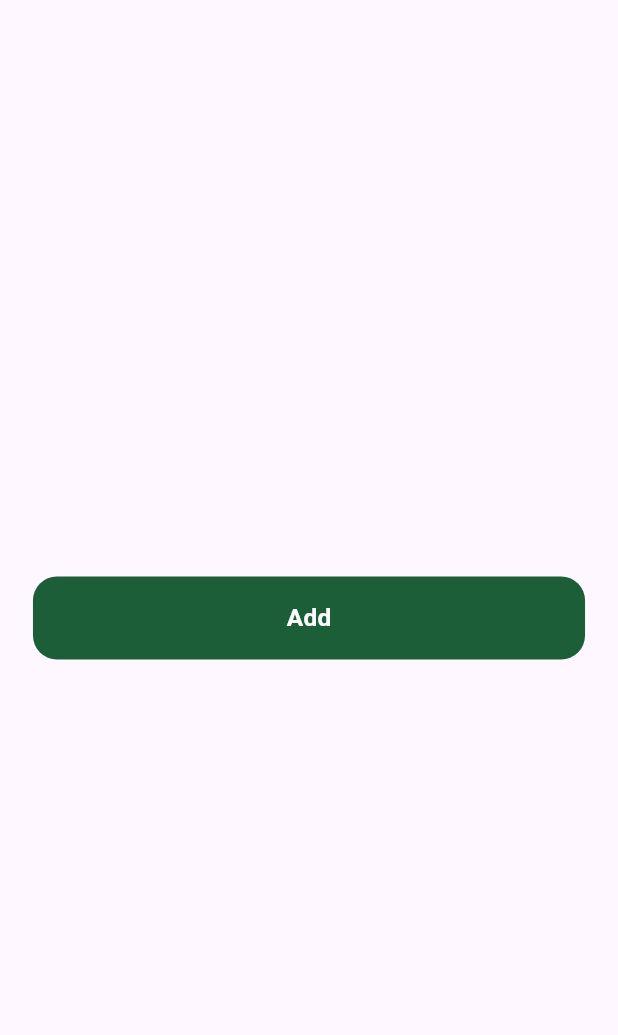
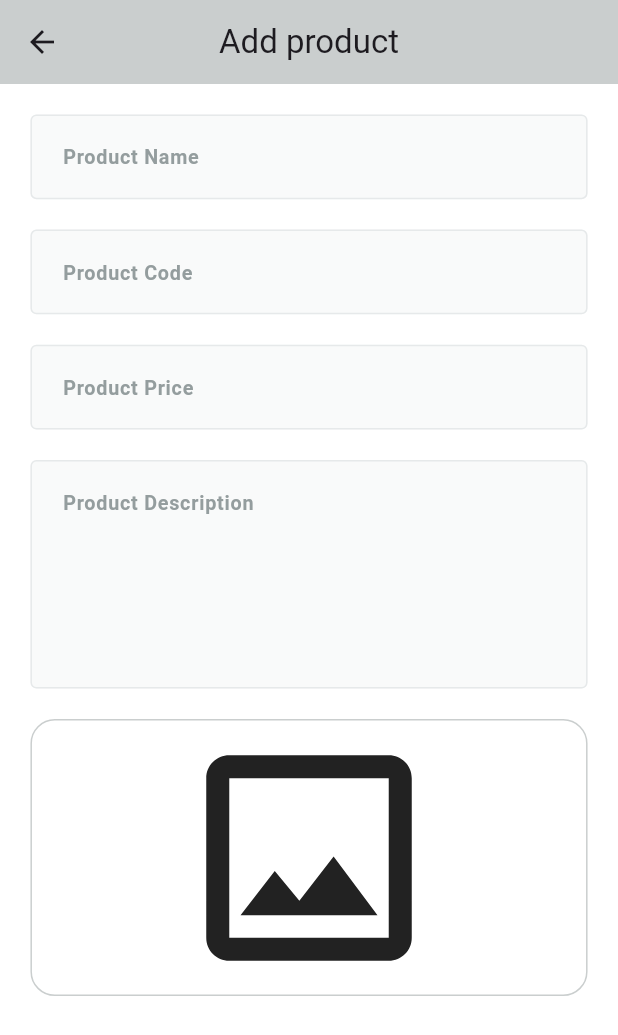
Before and after one commit to AmeenZullaq/fruits_dashboard, a Flutter app: the screen it shows after launch, after a tap on "Add", on a phone screen of 412 x 824 dp. Shown: the top 1035 px of the screen. Run offline on Flutter 3.47's test engine with Material 3 defaults, Android fonts, the phone set to English and light mode, and no system bars; drawn by our look-alikes of skeletonizer; our stand-ins replace firebase_core, flutter_screenutil, image_picker; accounts and stored records are empty.

Commit message:
create add product view

```diff
--- a/lib/core/helper_function/on_generate_route.dart
+++ b/lib/core/helper_function/on_generate_route.dart
@@ -1,6 +1,7 @@
 import 'package:flutter/material.dart';
 import 'package:fruits_dashboard/core/utils/app_routes.dart';
-import 'package:fruits_dashboard/features/dashboard/views/dash_board_view.dart';
+import 'package:fruits_dashboard/features/dashboard/views/add_product.dart';
+import 'package:fruits_dashboard/features/dashboard/views/dashboard_view.dart';
 
 Route<dynamic>? onGenerateRoute(RouteSettings settings) {
   switch (settings.name) {
@@ -8,7 +9,10 @@ Route<dynamic>? onGenerateRoute(RouteSettings settings) {
       return MaterialPageRoute(
         builder: (context) => const DashboardView(),
       );
-
+    case AppRoutes.addProductView:
+      return MaterialPageRoute(
+        builder: (context) => const AddProductView(),
+      );
     default:
       return MaterialPageRoute(
         builder: (context) => const Scaffold(),
--- /dev/null
+++ b/lib/core/helper_function/pick_image.dart
@@ -0,0 +1,11 @@
+import 'dart:io';
+import 'package:image_picker/image_picker.dart';
+
+Future<File?> pickImage() async {
+  ImagePicker picker = ImagePicker();
+  XFile? pickedImage = await picker.pickImage(source: ImageSource.gallery);
+  if (pickedImage != null) {
+    return File(pickedImage.path);
+  }
+  return null;
+}
--- a/lib/core/utils/app_routes.dart
+++ b/lib/core/utils/app_routes.dart
@@ -1,3 +1,4 @@
 abstract class AppRoutes {
   static const dashboardView = 'dashboardView';
+  static const addProductView = 'addProductView';
 }
--- /dev/null
+++ b/lib/core/widgets/custom_text_form_field.dart
@@ -0,0 +1,87 @@
+import 'package:flutter/material.dart';
+import 'package:flutter_screenutil/flutter_screenutil.dart';
+import 'package:fruits_dashboard/core/utils/app__text_styles.dart';
+import 'package:fruits_dashboard/core/utils/app_colors.dart';
+
+class CustomTextFormField extends StatelessWidget {
+  const CustomTextFormField({
+    super.key,
+    required this.hintText,
+    this.suffixIcon,
+    this.keyboardType,
+    required this.controller,
+    this.validator,
+    this.obscureText = false,
+    this.contentPadding,
+    this.fillColor,
+    this.prefixIcon,
+    this.widthBorderSide,
+    this.focusNode,
+    this.maxLines = 1,
+  });
+  final String hintText;
+  final Widget? suffixIcon;
+  final TextInputType? keyboardType;
+  final TextEditingController controller;
+  final String? Function(String?)? validator;
+  final bool? obscureText;
+  final EdgeInsetsGeometry? contentPadding;
+  final Color? fillColor;
+  final Widget? prefixIcon;
+  final double? widthBorderSide;
+  final FocusNode? focusNode;
+  final int? maxLines;
+
+  @override
+  Widget build(BuildContext context) {
+    return TextFormField(
+      focusNode: focusNode,
+      obscureText: obscureText!,
+      validator: validator,
+      controller: controller,
+      keyboardType: keyboardType,
+      maxLines: maxLines,
+      cursorColor: AppColors.gray400,
+      decoration: InputDecoration(
+        prefixIcon: prefixIcon,
+        suffixIcon: suffixIcon,
+        enabledBorder: getBorder(),
+        focusedBorder: getBorder(),
+        disabledBorder: getBorder(),
+        errorBorder: getBorder(errColor: Colors.red),
+        focusedErrorBorder: getBorder(errColor: Colors.red),
+        fillColor: fillColor ?? const Color(0xffF9FAFA),
+        filled: true,
+        hintText: hintText,
+        contentPadding: contentPadding ??
+            EdgeInsetsDirectional.only(
+              bottom: 16.h,
+              top: 16.h,
+              start: 16.w,
+              end: 32.w,
+            ),
+        hintStyle: AppTextStyles.bold13.copyWith(
+          color: AppColors.gray400,
+        ),
+        prefixIconConstraints: BoxConstraints(
+          minHeight: 20.h,
+          minWidth: 20.w,
+        ),
+        suffixIconConstraints: BoxConstraints(
+          minHeight: 20.h,
+          minWidth: 20.w,
+        ),
+      ),
+    );
+  }
+
+  OutlineInputBorder getBorder({Color? errColor}) {
+    return OutlineInputBorder(
+      borderRadius: BorderRadius.circular(4),
+      borderSide: BorderSide(
+        width: widthBorderSide ?? 1,
+        color: errColor ?? const Color(0xffE6E9EA),
+      ),
+    );
+  }
+}
--- /dev/null
+++ b/lib/features/dashboard/views/add_product.dart
@@ -0,0 +1,74 @@
+import 'package:flutter/material.dart';
+import 'package:flutter_screenutil/flutter_screenutil.dart';
+import 'package:fruits_dashboard/core/widgets/custom_text_form_field.dart';
+import 'package:fruits_dashboard/features/dashboard/views/widgets/image_field.dart';
+
+class AddProductView extends StatefulWidget {
+  const AddProductView({super.key});
+
+  @override
+  State<AddProductView> createState() => _AddProductViewState();
+}
+
+class _AddProductViewState extends State<AddProductView> {
+  GlobalKey<FormState> formKey = GlobalKey<FormState>();
+  AutovalidateMode autovalidateMode = AutovalidateMode.disabled;
+  @override
+  Widget build(BuildContext context) {
+    return Scaffold(
+      appBar: AppBar(
+        centerTitle: true,
+        title: const Text('Add product'),
+      ),
+      body: SafeArea(
+        child: SingleChildScrollView(
+          child: Form(
+              key: formKey,
+              child: Padding(
+                padding: EdgeInsets.all(20.r),
+                child: Column(
+                  children: [
+                    CustomTextFormField(
+                      hintText: 'Product Name',
+                      keyboardType: TextInputType.text,
+                      controller: TextEditingController(),
+                    ),
+                    SizedBox(
+                      height: 20.h,
+                    ),
+                    CustomTextFormField(
+                      hintText: 'Product Code',
+                      keyboardType: TextInputType.number,
+                      controller: TextEditingController(),
+                    ),
+                    SizedBox(
+                      height: 20.h,
+                    ),
+                    CustomTextFormField(
+                      hintText: 'Product Price',
+                      keyboardType: TextInputType.number,
+                      controller: TextEditingController(),
+                    ),
+                    SizedBox(
+                      height: 20.h,
+                    ),
+                    CustomTextFormField(
+                      hintText: 'Product Description',
+                      keyboardType: TextInputType.text,
+                      maxLines: 5,
+                      controller: TextEditingController(),
+                    ),
+                    SizedBox(
+                      height: 20.h,
+                    ),
+                    ImageField(
+                      onFileChanged: (image) {},
+                    ),
+                  ],
+                ),
+              )),
+        ),
+      ),
+    );
+  }
+}
--- a/lib/features/dashboard/views/dash_board_view.dart
+++ b/lib/features/dashboard/views/dashboard_view.dart
@@ -1,6 +1,7 @@
 import 'package:flutter/material.dart';
 import 'package:flutter_screenutil/flutter_screenutil.dart';
-import 'package:fruits_dashboard/features/dashboard/app_button.dart';
+import 'package:fruits_dashboard/core/utils/app_routes.dart';
+import 'package:fruits_dashboard/core/widgets/app_button.dart';
 
 class DashboardView extends StatelessWidget {
   const DashboardView({super.key});
@@ -15,7 +16,9 @@ class DashboardView extends StatelessWidget {
           children: [
             AppButton(
               text: 'Add',
-              onTap: () {},
+              onTap: () {
+                Navigator.pushNamed(context, AppRoutes.addProductView);
+              },
             ),
           ],
         ),
--- /dev/null
+++ b/lib/features/dashboard/views/widgets/image_field.dart
@@ -0,0 +1,69 @@
+import 'dart:io';
+import 'package:flutter/material.dart';
+import 'package:flutter_screenutil/flutter_screenutil.dart';
+import 'package:fruits_dashboard/core/helper_function/pick_image.dart';
+import 'package:fruits_dashboard/core/utils/app_colors.dart';
+import 'package:skeletonizer/skeletonizer.dart';
+
+class ImageField extends StatefulWidget {
+  const ImageField({super.key, required this.onFileChanged});
+
+  final ValueChanged<File?> onFileChanged;
+
+  @override
+  State<ImageField> createState() => _ImageFieldState();
+}
+
+class _ImageFieldState extends State<ImageField> {
+  File? pickedImage;
+  bool isLoading = false;
+  @override
+  Widget build(BuildContext context) {
+    return Skeletonizer(
+      enabled: isLoading,
+      child: InkWell(
+        onTap: () async {
+          isLoading = true;
+          setState(() {});
+          pickedImage = await pickImage();
+          widget.onFileChanged(pickedImage);
+          isLoading = false;
+          setState(() {});
+        },
+        child: Stack(
+          children: [
+            Container(
+              width: double.infinity,
+              decoration: BoxDecoration(
+                borderRadius: BorderRadius.circular(16.r),
+                border: Border.all(color: AppColors.gray200),
+              ),
+              child: pickedImage != null
+                  ? ClipRRect(
+                      borderRadius: BorderRadius.circular(16.r),
+                      child: Image.file(pickedImage!),
+                    )
+                  : Icon(
+                      Icons.image_outlined,
+                      size: 180.sp,
+                    ),
+            ),
+            Visibility(
+              visible: pickedImage != null,
+              child: IconButton(
+                onPressed: () {
+                  setState(() {
+                    pickedImage = null;
+                  });
+                },
+                icon: const Icon(
+                  Icons.delete,
+                ),
+              ),
+            ),
+          ],
+        ),
+      ),
+    );
+  }
+}
--- a/lib/main.dart
+++ b/lib/main.dart
@@ -2,6 +2,7 @@ import 'package:firebase_core/firebase_core.dart';
 import 'package:flutter/material.dart';
 import 'package:flutter_screenutil/flutter_screenutil.dart';
 import 'package:fruits_dashboard/core/helper_function/on_generate_route.dart';
+import 'package:fruits_dashboard/core/utils/app_colors.dart';
 import 'package:fruits_dashboard/core/utils/app_routes.dart';
 import 'package:fruits_dashboard/firebase_options.dart';
 
@@ -23,10 +24,13 @@ class MyApp extends StatelessWidget {
       minTextAdapt: true,
       splitScreenMode: true,
       builder: (_, child) {
-        return const MaterialApp(
+        return MaterialApp(
           debugShowCheckedModeBanner: false,
           onGenerateRoute: onGenerateRoute,
           initialRoute: AppRoutes.dashboardView,
+          theme: ThemeData(
+              scaffoldBackgroundColor: Colors.white,
+              appBarTheme: const AppBarTheme(color: AppColors.gray200),),
         );
       },
     );
--- a/pubspec.yaml
+++ b/pubspec.yaml
@@ -33,6 +33,8 @@ dependencies:
   flutter:
     sdk: flutter
   flutter_screenutil: ^5.9.3
+  image_picker: ^1.1.2
+  skeletonizer: ^1.4.2
 
 dev_dependencies:
   flutter_lints: ^3.0.0
```
Also changed, not shown: lib/core/widgets/app_button.dart (renamed from lib/features/dashboard/app_button.dart), pubspec.lock, 5 other files.
